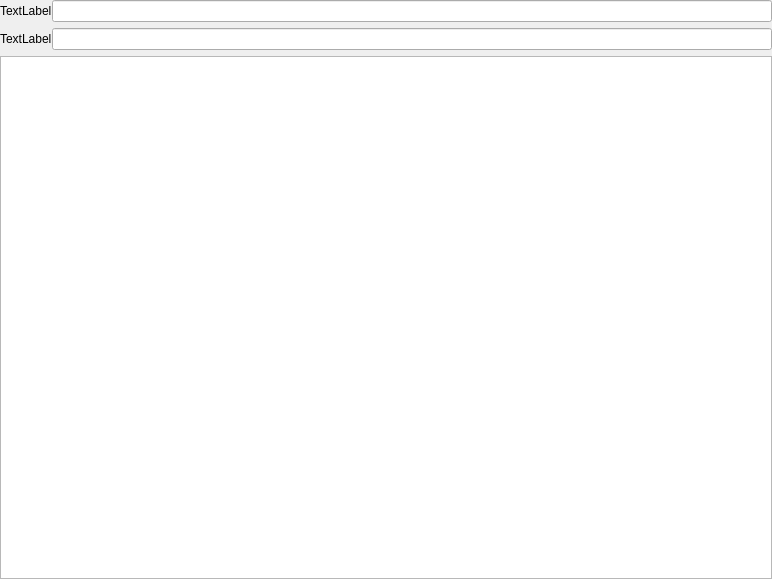
The window that email_proxy/send_email.ui (Ruinwalker7/Email-Proxy) describes before a commit, drawn with Qt 5.
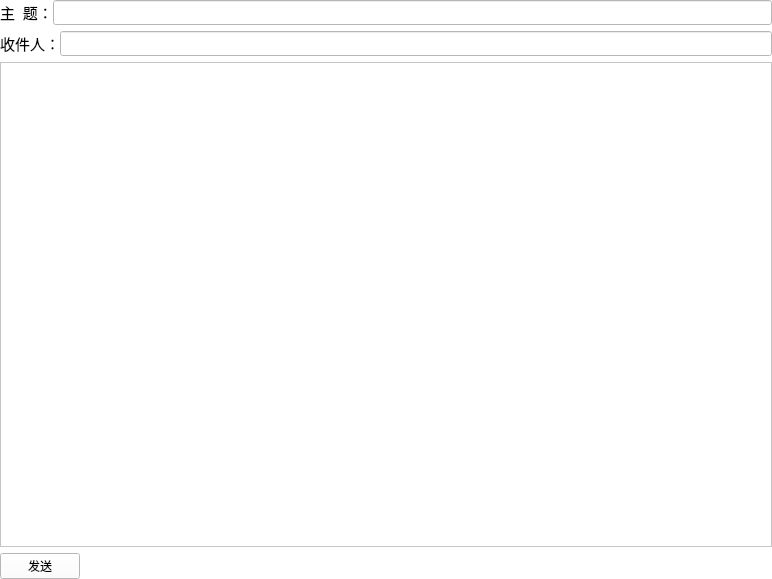
The same window after the commit.

What changed in the file:
```diff
--- a/email_proxy/send_email.ui
+++ b/email_proxy/send_email.ui
@@ -13,7 +13,12 @@
   <property name="windowTitle">
    <string>Form</string>
   </property>
-  <layout class="QGridLayout" name="gridLayout" rowstretch="1,1,0,0,15,0">
+  <property name="styleSheet">
+   <string notr="true">QWidget{
+Background: rgb(255, 255, 255)
+}</string>
+  </property>
+  <layout class="QGridLayout" name="gridLayout" rowstretch="1,1,0,0,20,0,0,1">
    <property name="leftMargin">
     <number>0</number>
    </property>
@@ -36,13 +41,25 @@
     <layout class="QHBoxLayout" name="horizontalLayout_2">
      <item>
       <widget class="QLabel" name="label_2">
+       <property name="font">
+        <font>
+         <family>微软雅黑</family>
+         <pointsize>11</pointsize>
+        </font>
+       </property>
        <property name="text">
-        <string>TextLabel</string>
+        <string>收件人：</string>
        </property>
       </widget>
      </item>
      <item>
-      <widget class="QLineEdit" name="lineEdit"/>
+      <widget class="QLineEdit" name="title">
+       <property name="font">
+        <font>
+         <family>黑体</family>
+        </font>
+       </property>
+      </widget>
      </item>
     </layout>
    </item>
@@ -50,13 +67,64 @@
     <layout class="QHBoxLayout" name="horizontalLayout">
      <item>
       <widget class="QLabel" name="label">
+       <property name="sizePolicy">
+        <sizepolicy hsizetype="Fixed" vsizetype="Preferred">
+         <horstretch>0</horstretch>
+         <verstretch>0</verstretch>
+        </sizepolicy>
+       </property>
+       <property name="font">
+        <font>
+         <family>微软雅黑</family>
+         <pointsize>11</pointsize>
+        </font>
+       </property>
        <property name="text">
-        <string>TextLabel</string>
+        <string>主  题：</string>
        </property>
       </widget>
      </item>
      <item>
-      <widget class="QLineEdit" name="lineEdit_2"/>
+      <widget class="QLineEdit" name="lineEdit_2">
+       <property name="sizePolicy">
+        <sizepolicy hsizetype="Expanding" vsizetype="Fixed">
+         <horstretch>50</horstretch>
+         <verstretch>0</verstretch>
+        </sizepolicy>
+       </property>
+       <property name="font">
+        <font>
+         <family>黑体</family>
+        </font>
+       </property>
+      </widget>
+     </item>
+    </layout>
+   </item>
+   <item row="7" column="0">
+    <layout class="QHBoxLayout" name="horizontalLayout_3">
+     <item>
+      <widget class="QPushButton" name="pushButton">
+       <property name="text">
+        <string>发送</string>
+       </property>
+      </widget>
+     </item>
+     <item>
+      <spacer name="horizontalSpacer">
+       <property name="orientation">
+        <enum>Qt::Horizontal</enum>
+       </property>
+       <property name="sizeHint" stdset="0">
+        <size>
+         <width>40</width>
+         <height>20</height>
+        </size>
+       </property>
+      </spacer>
+     </item>
+     <item>
+      <layout class="QHBoxLayout" name="horizontalLayout_5"/>
      </item>
     </layout>
    </item>
```
